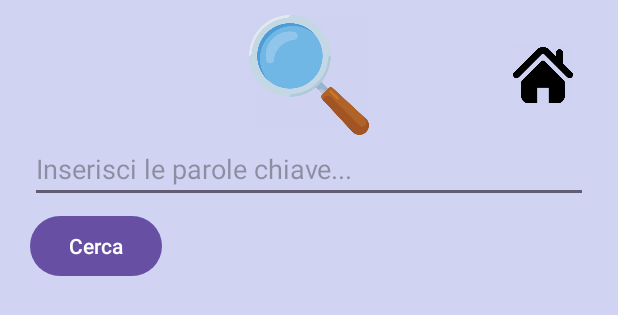
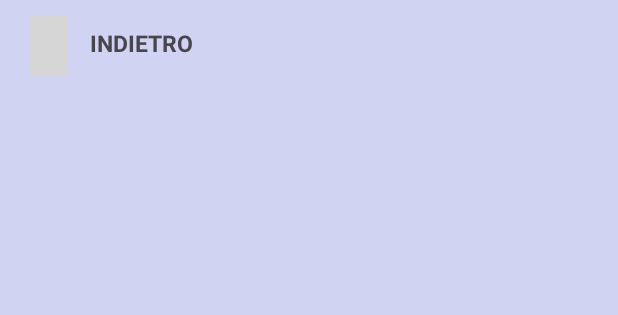
Before and after one commit to SamueBio/Progetto_IS, an Android app: the layout cerca2.xml on its own in the app's theme, with its tools: preview values and no code run, on a phone screen of 412 x 824 dp. Shown: the top 315 px of the screen. Run offline under Robolectric (Android 15) with nearby library versions, the phone set to English and light mode, and no system bars; grey boxes are pictures that could not be loaded.

Commit message:
Add files via upload

```diff
--- a/app/src/main/res/layout/cerca2.xml
+++ b/app/src/main/res/layout/cerca2.xml
@@ -2,53 +2,35 @@
 <RelativeLayout
     xmlns:android="http://schemas.android.com/apk/res/android"
     xmlns:app="http://schemas.android.com/apk/res-auto"
+    xmlns:tools="http://schemas.android.com/tools"
     android:layout_width="match_parent"
     android:layout_height="match_parent"
-    android:background="@color/bg">
+    android:background="@color/bg"
+    tools:ignore="MissingDefaultResource">
 
 
-    <ImageView
-        android:id="@+id/cerca"
-        android:layout_width="80dp"
-        android:layout_height="80dp"
+    <TextView
+        android:id="@+id/back2"
+        android:layout_width="wrap_content"
+        android:layout_height="wrap_content"
+        android:layout_marginLeft="60dp"
+        android:layout_marginTop="18dp"
+        android:text="INDIETRO"
+        android:textSize="15sp"
+        android:textStyle="bold" />
+
+    <ImageButton
+        android:id="@+id/back"
+        android:layout_width="25dp"
+        android:layout_height="40dp"
         android:layout_alignParentTop="true"
-        android:layout_centerHorizontal="true"
         android:layout_marginStart="19dp"
         android:layout_marginLeft="20dp"
         android:layout_marginTop="10dp"
         android:background="#CFD2F0"
         android:scaleType="fitCenter"
-        app:srcCompat="@drawable/lente" />
+        app:srcCompat="@drawable/back" />
 
-
-    <ImageButton
-        android:id="@+id/house"
-        android:layout_width="40dp"
-        android:layout_height="40dp"
-        android:layout_alignParentRight="true"
-        android:layout_centerHorizontal="true"
-        android:layout_marginTop="30dp"
-        android:layout_marginRight="30dp"
-        android:background="#CFD2F0"
-        android:scaleType="fitCenter"
-        app:srcCompat="@drawable/house" />
-
-    <EditText
-        android:id="@+id/keywordEditText"
-        android:layout_width="match_parent"
-        android:layout_height="wrap_content"
-        android:hint="Inserisci le parole chiave..."
-        android:layout_marginTop="90dp"
-        android:layout_marginRight="20dp"
-        android:layout_marginLeft="20dp"/>
-
-    <Button
-        android:layout_width="wrap_content"
-        android:layout_height="wrap_content"
-        android:text="Cerca"
-        android:id="@+id/searchButton"
-        android:layout_marginTop="140dp"
-        android:layout_marginLeft="20dp"/>
 
     <TextView
         android:id="@+id/nameTextView"
@@ -62,19 +44,21 @@
         android:id="@+id/locationTextView"
         android:layout_width="match_parent"
         android:layout_height="wrap_content"
+        android:layout_alignParentStart="true"
+        android:layout_alignParentTop="true"
+        android:layout_marginTop="32dp"
         android:textSize="14sp"
         android:textStyle="italic" />
-
 
     <ListView
         android:id="@+id/accommodationListView"
         android:layout_width="wrap_content"
         android:layout_height="match_parent"
-        android:layout_alignParentStart="true"
         android:layout_alignParentTop="true"
         android:layout_centerHorizontal="true"
+        android:layout_marginStart="4dp"
         android:layout_marginLeft="10dp"
-        android:layout_marginTop="212dp"
+        android:layout_marginTop="68dp"
         android:layout_marginRight="10dp"
         android:layout_marginBottom="20dp" />
 
```
Also changed, not shown: app/src/main/res/layout/cerca4.xml (added, +59 -0 lines).
